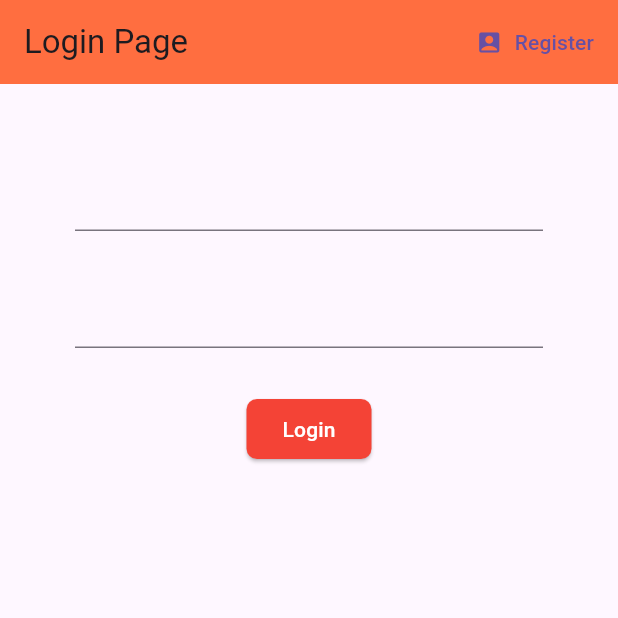
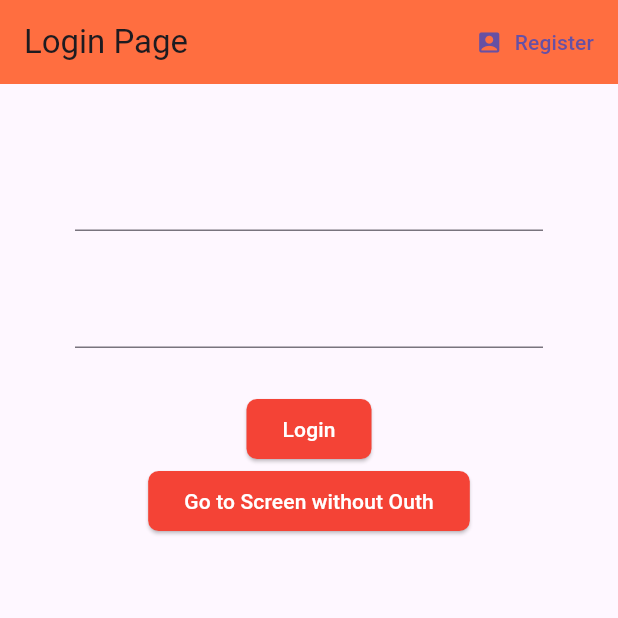
Before and after one commit to nrbebayt/MensaMeetApp, a Flutter app: the screen it shows after launch, on a phone screen of 412 x 824 dp, the top half of it. Run offline on Flutter 3.47's test engine with Material 3 defaults, Android fonts, the phone set to English and light mode, and no system bars; our stand-ins replace firebase_auth, firebase_core, hexcolor; accounts and stored records are empty.

Commit message:
New Homepage

```diff
--- a/lib/sections/auth/login.dart
+++ b/lib/sections/auth/login.dart
@@ -2,6 +2,7 @@ import 'package:flutter/material.dart';
 import 'package:mensa_meet_app/sections/auth_home_wrapper.dart';
 import 'package:mensa_meet_app/sections/home//homepage.dart';
 import 'package:mensa_meet_app/sections/auth/authentication_service.dart';
+import 'package:mensa_meet_app/sections/home/home.dart';
 
 class Login extends StatefulWidget {
   final Function changeLoginStatus;
@@ -74,6 +75,22 @@ class _LoginState extends State<Login> {
                     borderRadius: BorderRadius.circular(7),
                   ),
                 ),
+              ),
+              ElevatedButton(
+                child: Text(
+                    'Go to Screen without Outh', style: TextStyle(color: Colors.white)
+                ),
+                onPressed: () async {
+                  authenticationService.signInWithoutCredentials();
+                  Navigator.pop(context);
+                  Navigator.push(context, MaterialPageRoute(builder: (context)=> Home()));
+                },
+                style: ElevatedButton.styleFrom(
+                  backgroundColor: Colors.red,
+                  shape: RoundedRectangleBorder(
+                    borderRadius: BorderRadius.circular(7),
+                  ),
+                ),
               )
             ],
           )
--- a/lib/sections/home/homepage.dart
+++ b/lib/sections/home/homepage.dart
@@ -40,7 +40,7 @@ class _HomepageState extends State<Homepage>{
     return Scaffold(
         appBar: AppBar(
           title: Text('Home'),
-          backgroundColor: Colors.greenAccent,
+          backgroundColor: Colors.amber,
           actions: <Widget>[
             TextButton.icon(
                 onPressed:() async{
@@ -64,7 +64,7 @@ class _HomepageState extends State<Homepage>{
                     style: TextStyle(fontSize: 16)),
                 MaterialButton(
                   onPressed: _showDatePicker,
-                  color: Colors.greenAccent,
+                  color: Colors.amber,
                   child: const Padding(
                     padding: EdgeInsets.all(20.0),
                     child: Text('Choose Date',
@@ -95,7 +95,7 @@ class _HomepageState extends State<Homepage>{
                     }
 
                   },
-                  color: Colors.greenAccent,
+                  color: Colors.amber,
                   child: const Padding(
                     padding: EdgeInsets.all(20.0),
                     child: Text('Choose Time',
--- a/pubspec.yaml
+++ b/pubspec.yaml
@@ -38,6 +38,7 @@ dependencies:
   firebase_auth: ^4.16.0
   firebase_core: ^2.24.2
   cloud_firestore: ^4.14.0
+  hexcolor: ^3.0.1
 
 dev_dependencies:
   flutter_test:
@@ -62,9 +63,8 @@ flutter:
   uses-material-design: true
 
   # To add assets to your application, add an assets section, like this:
-  # assets:
-  #   - images/a_dot_burr.jpeg
-  #   - images/a_dot_ham.jpeg
+  assets:
+     - assets/Logo.png
 
   # An image asset can refer to one or more resolution-specific "variants", see
   # https://flutter.dev/assets-and-images/#resolution-aware
```
Also changed, not shown: lib/sections/home/home.dart (added, +36 -0 lines), assets/Logo.png (added), pubspec.lock.
